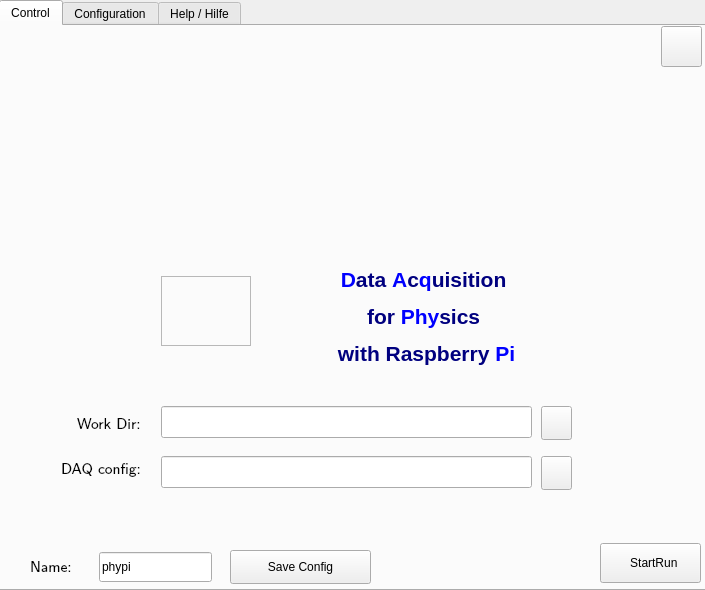
Before: the Qt Designer form phypidaq/phypi.ui in GuenterQuast/PhyPiDAQ, drawn with Qt 5.
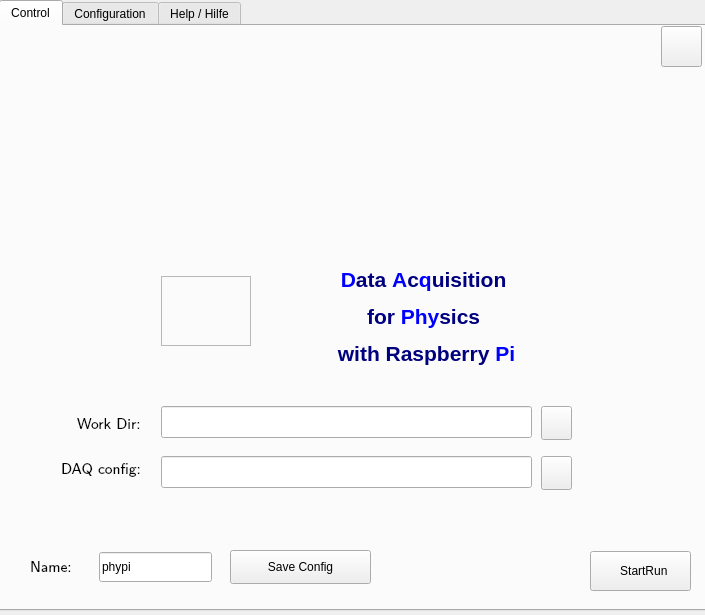
After: the same form once the commit is applied. The open tabs and pages were chosen to show the change. Icons and pictures are not drawn.

```diff
--- a/phypidaq/phypi.ui
+++ b/phypidaq/phypi.ui
@@ -7,7 +7,7 @@
     <x>0</x>
     <y>0</y>
     <width>705</width>
-    <height>590</height>
+    <height>615</height>
    </rect>
   </property>
   <property name="sizePolicy">
@@ -32,7 +32,7 @@
       <x>-1</x>
       <y>0</y>
       <width>711</width>
-      <height>591</height>
+      <height>611</height>
      </rect>
     </property>
     <property name="toolTip">
@@ -147,8 +147,8 @@
      <widget class="QPushButton" name="pB_StartRun">
       <property name="geometry">
        <rect>
-        <x>599</x>
-        <y>517</y>
+        <x>589</x>
+        <y>525</y>
         <width>101</width>
         <height>40</height>
        </rect>
```
Left out of the diff: 20 changed lines with no effect on the pictures.
